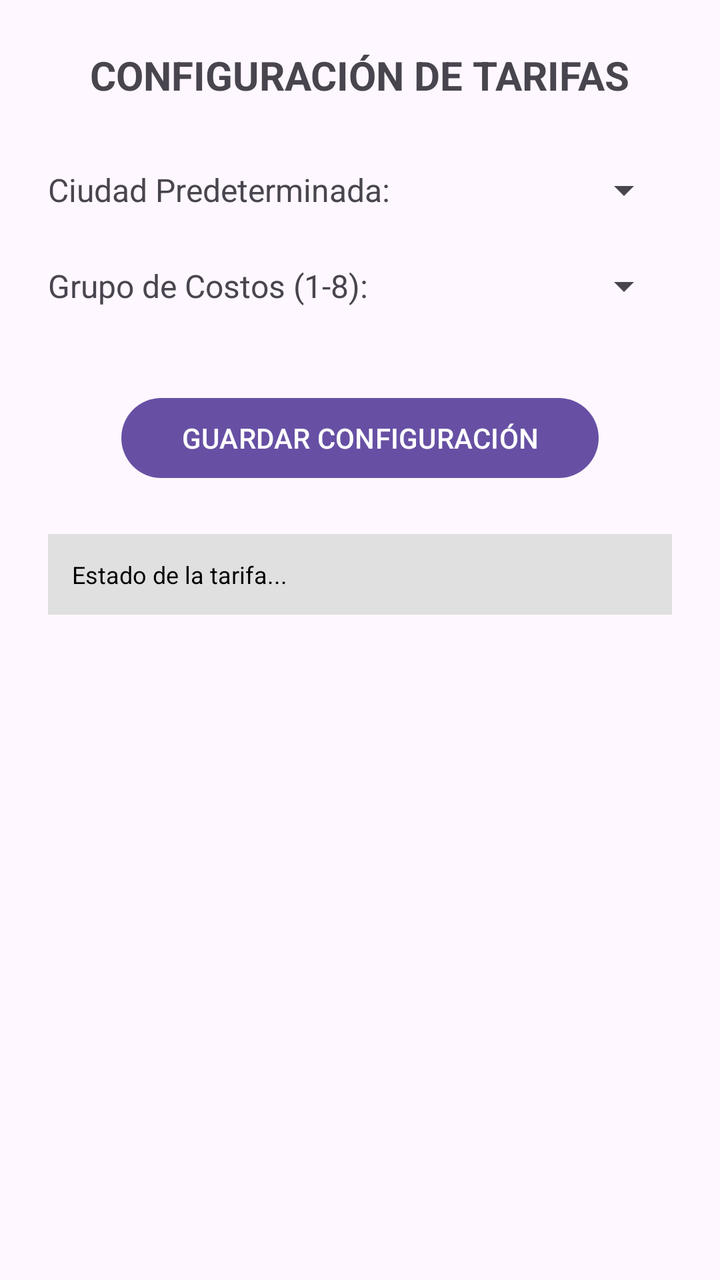
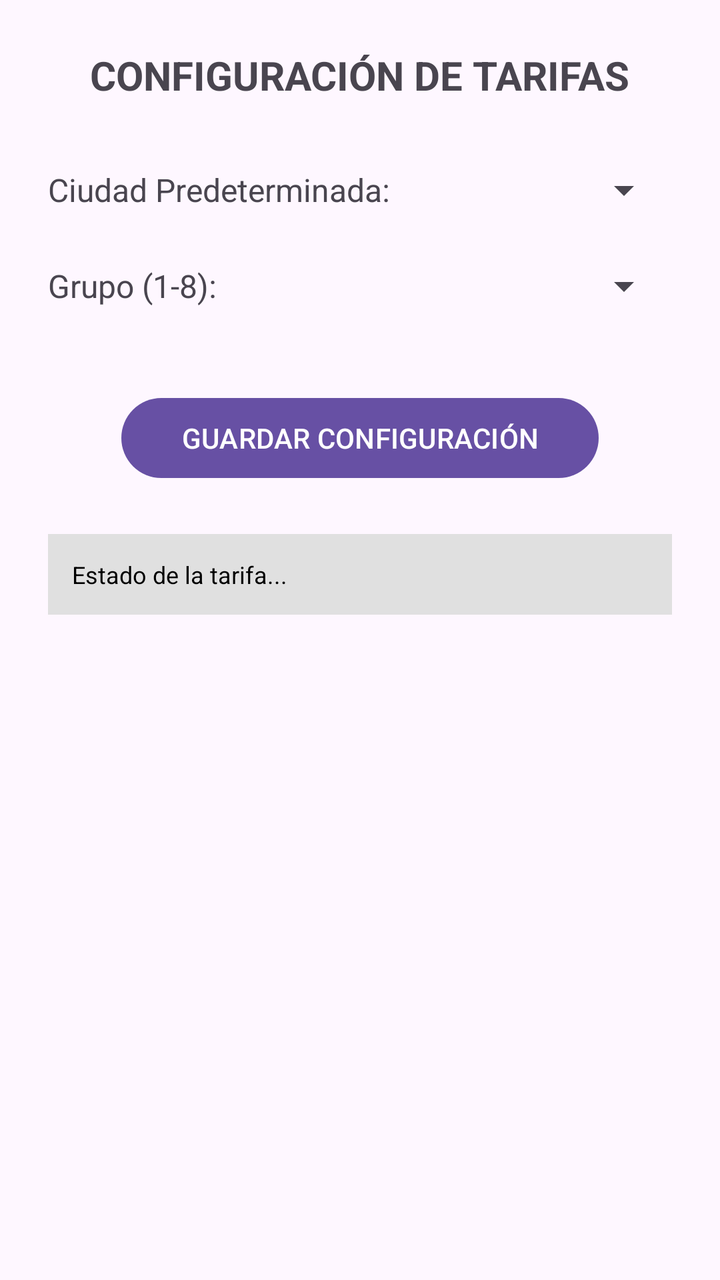

Compare the two renders of this Android layout. The source of the first and the diff that turns it into the second are given below.
<!-- AndroidManifest.xml: application theme Theme.CalculaYa -->
<!-- res/layout/activity_config.xml -->
<?xml version="1.0" encoding="utf-8"?>
<LinearLayout xmlns:android="http://schemas.android.com/apk/res/android"
    xmlns:tools="http://schemas.android.com/tools"
    android:layout_width="match_parent"
    android:layout_height="match_parent"
    android:orientation="vertical"
    android:padding="24dp"
    android:gravity="center_horizontal"
    tools:context=".ConfigActivity">

    <TextView
        android:layout_width="wrap_content"
        android:layout_height="wrap_content"
        android:text="CONFIGURACIÓN DE TARIFAS"
        android:textSize="20sp"
        android:textStyle="bold"
        android:layout_marginBottom="32dp"/>

    <LinearLayout
        android:layout_width="match_parent"
        android:layout_height="wrap_content"
        android:orientation="horizontal"
        android:gravity="center_vertical"
        android:layout_marginBottom="24dp">

        <TextView
            android:layout_width="0dp"
            android:layout_height="wrap_content"
            android:layout_weight="1"
            android:text="Ciudad Predeterminada:"
            android:textSize="16sp"/>

        <Spinner
            android:id="@+id/spinnerCiudadConfig"
            android:layout_width="wrap_content"
            android:layout_height="wrap_content"
            android:spinnerMode="dropdown"/>
    </LinearLayout>

    <LinearLayout
        android:layout_width="match_parent"
        android:layout_height="wrap_content"
        android:orientation="horizontal"
        android:gravity="center_vertical"
        android:layout_marginBottom="40dp">

        <TextView
            android:layout_width="0dp"
            android:layout_height="wrap_content"
            android:layout_weight="1"
            android:text="Grupo de Costos (1-8):"
            android:textSize="16sp"/>

        <Spinner
            android:id="@+id/spinnerGrupoConfig"
            android:layout_width="wrap_content"
            android:layout_height="wrap_content"
            android:spinnerMode="dropdown"/>
    </LinearLayout>

    <Button
        android:id="@+id/btnGuardarConfig"
        android:layout_width="wrap_content"
        android:layout_height="wrap_content"
        android:text="GUARDAR CONFIGURACIÓN"
        android:paddingHorizontal="30dp"/>

    <ProgressBar
        android:id="@+id/progressBarConfig"
        style="?android:attr/progressBarStyle"
        android:layout_width="wrap_content"
        android:layout_height="wrap_content"
        android:layout_marginTop="20dp"
        android:visibility="gone"
        />

    <TextView
        android:id="@+id/tvRateStatus"
        android:layout_width="match_parent"
        android:layout_height="wrap_content"
        android:layout_marginTop="24dp"
        android:padding="12dp"
        android:background="#E0E0E0"
        android:textSize="12sp"
        android:textColor="@android:color/black"
        android:textAlignment="viewStart"
        android:text="Estado de la tarifa..."
        />

</LinearLayout>
<!-- resources referenced by this layout -->
<resources>
  <style name="Theme.CalculaYa" parent="Base.Theme.CalculaYa" />
  <style name="Base.Theme.CalculaYa" parent="Theme.Material3.DayNight.NoActionBar">
          
          
      </style>
</resources>

<!-- the commit's change to res/layout/activity_config.xml (unified diff, before → after) -->
@@ -48,7 +48,7 @@
             android:layout_width="0dp"
             android:layout_height="wrap_content"
             android:layout_weight="1"
-            android:text="Grupo de Costos (1-8):"
+            android:text="Grupo (1-8):"
             android:textSize="16sp"/>
 
         <Spinner
